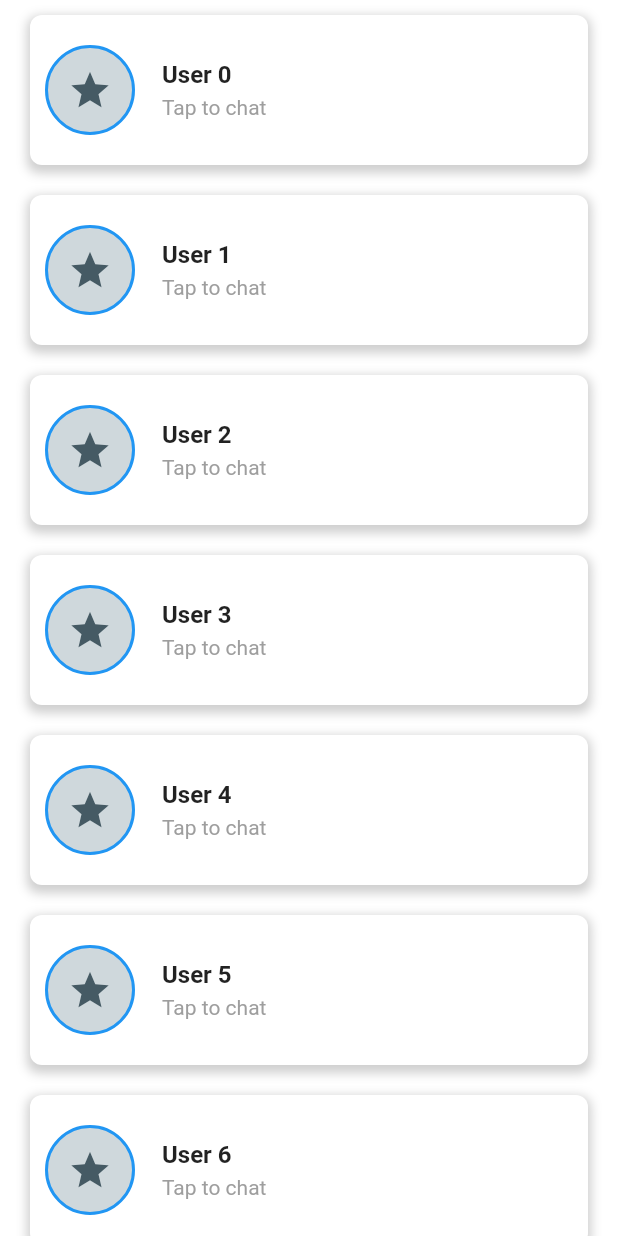
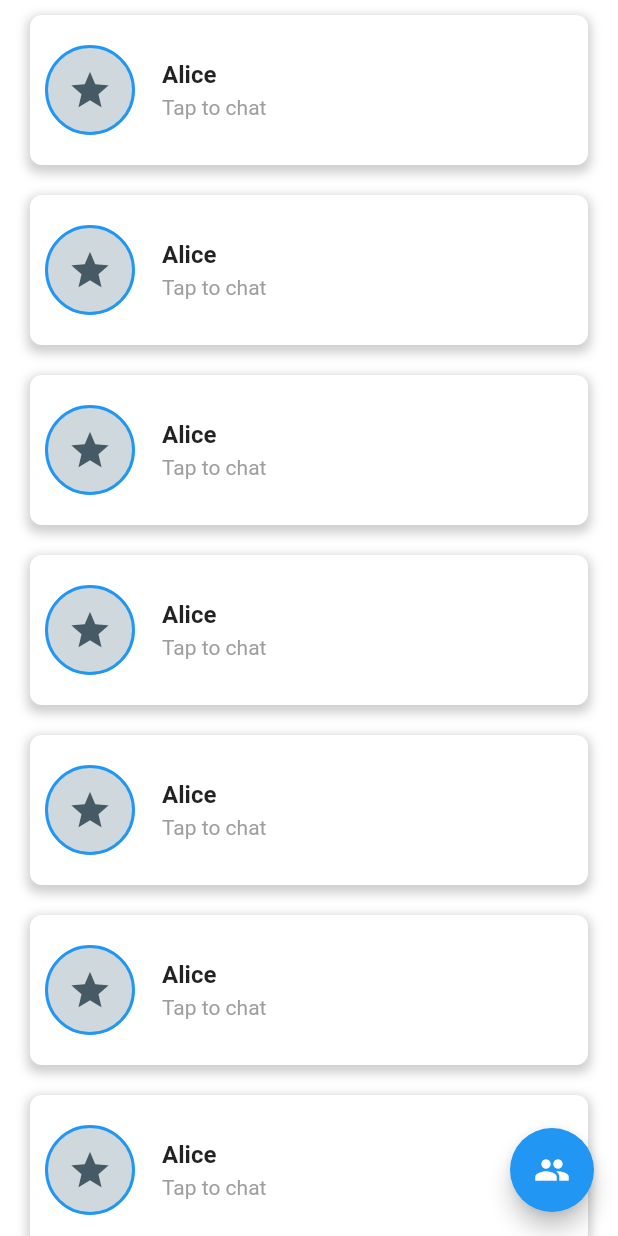
Before and after one commit to tlee85/MoodMagic, a Flutter app: the SocialPage screen opened directly, on a phone screen of 412 x 824 dp. Run offline on Flutter 3.47's test engine with Material 2 defaults, Android fonts, the phone set to English and light mode, and no system bars; our stand-ins replace google_nav_bar, introduction_screen, shared_preferences, table_calendar; accounts and stored records are empty.

Commit message:
friends page

```diff
--- a/mood_magic/lib/pages/social_page.dart
+++ b/mood_magic/lib/pages/social_page.dart
@@ -16,11 +16,22 @@ class SocialPage extends StatelessWidget {
           itemBuilder: (context, index) => buildSocialListItem(context, index),
         ),
       ),
+      floatingActionButton: FloatingActionButton(
+        onPressed: () {
+          Navigator.push(
+            context,
+            MaterialPageRoute(
+              builder: (context) => FriendsPage(),
+            ),
+          );
+        },
+        child: Icon(Icons.group),
+      ),
     );
   }
 
   Widget buildSocialListItem(BuildContext context, int index) {
-    String username = 'User $index';
+    String username = getRandomUsername();
     IconData randomIcon = getRandomIcon();
 
     return InkWell(
@@ -126,6 +137,40 @@ class SocialPage extends StatelessWidget {
     final Random random = Random();
     int randomIndex = random.nextInt(icons.length);
     return icons[randomIndex];
+  }
+
+  String getRandomUsername() {
+    List<String> usernames = [
+      'Alice',
+      'Bob',
+      'Charlie',
+      'David',
+      'Eva',
+      'Frank',
+      'Grace',
+      'Hank',
+      'Ivy',
+      'Jack',
+    ];
+
+    final Random random = Random();
+    int randomIndex = random.nextInt(usernames.length);
+    return usernames[randomIndex];
+  }
+}
+
+class FriendsPage extends StatelessWidget {
+  @override
+  Widget build(BuildContext context) {
+    // TODO: Implement the Friends Page UI
+    return Scaffold(
+      appBar: AppBar(
+        title: Text('Friends'),
+      ),
+      body: Center(
+        child: Text('Friends Page Content'),
+      ),
+    );
   }
 }
 
```
